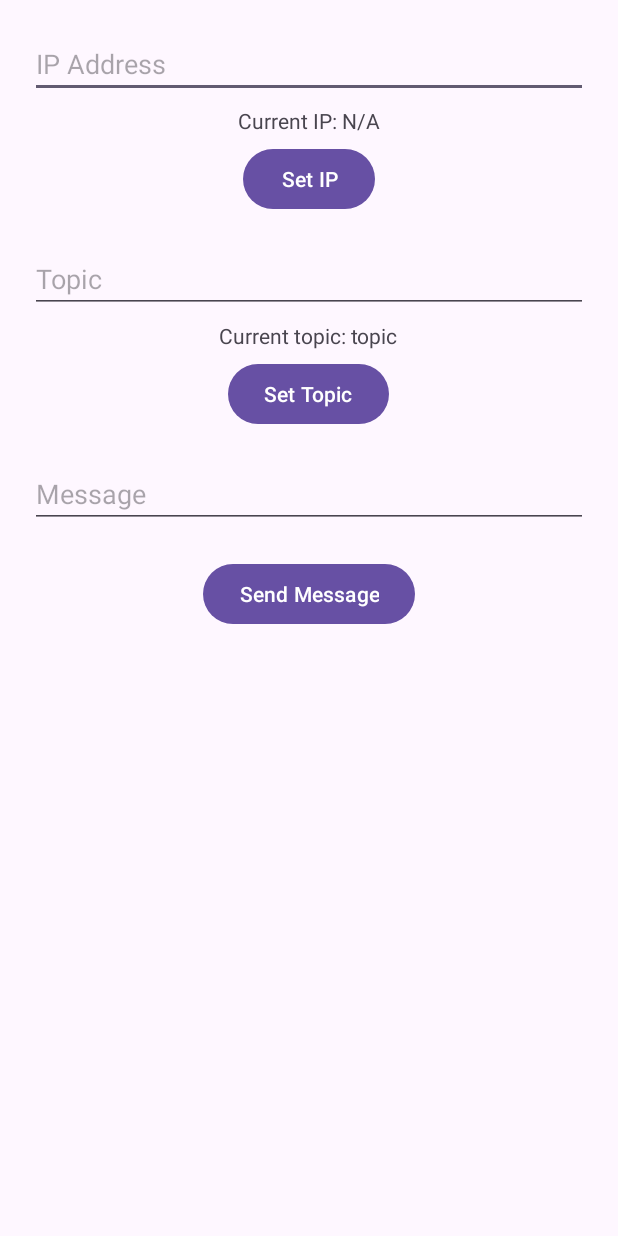
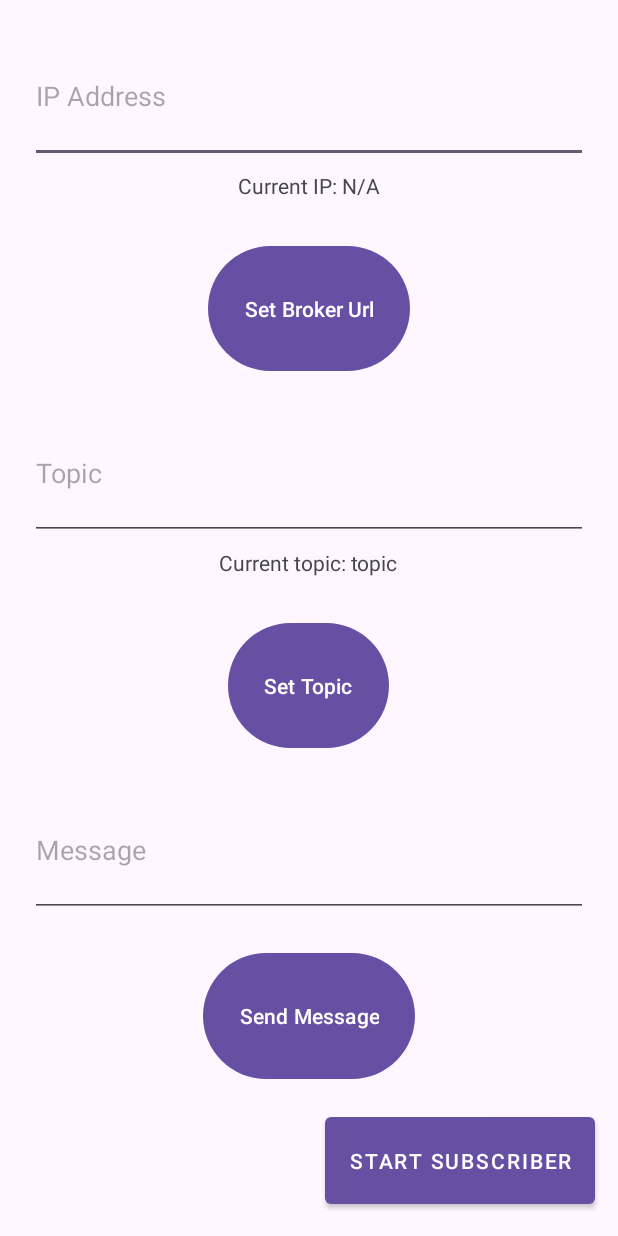
Before and after one commit to Jason-Zukiewicz/ros2AndroidApp, an Android app: the screen it shows after launch (MainActivity), on a phone screen of 412 x 824 dp. Run offline under Robolectric (Android 15) with nearby library versions, the phone set to English and light mode, and no system bars; libraries missing offline, so code that uses them is left out: org.eclipse.paho.

```diff
--- a/app/src/main/java/com/example/myapplication/MainActivity.java
+++ b/app/src/main/java/com/example/myapplication/MainActivity.java
@@ -1,6 +1,7 @@
 package com.example.myapplication;
 
 import androidx.appcompat.app.AppCompatActivity;
+import androidx.appcompat.widget.Toolbar;
 
 import android.os.Bundle;
 import android.view.View;
@@ -36,6 +37,7 @@ public class MainActivity extends AppCompatActivity {
     protected void onCreate(Bundle savedInstanceState) {
         super.onCreate(savedInstanceState);
         setContentView(R.layout.activity_main);
+
 
         setIpButton = findViewById(R.id.ip_button);
         setTopicButton = findViewById(R.id.topic_button);
--- a/app/src/main/res/layout/activity_main.xml
+++ b/app/src/main/res/layout/activity_main.xml
@@ -7,13 +7,18 @@
     android:orientation="vertical"
     tools:context=".MainActivity">
 
+    <com.google.android.material.appbar.AppBarLayout
+        android:layout_width="0dp"
+        android:layout_height="wrap_content" />
+
     <EditText
         android:layout_width="match_parent"
         android:layout_height="wrap_content"
         android:id="@+id/ip_edittext"
         android:layout_marginHorizontal="20dp"
         android:layout_marginTop="20dp"
-        android:hint="@string/ip_address"/>
+        android:hint="@string/ip_address"
+        android:layout_weight="2"/>
 
     <TextView
         android:id="@+id/ip_textview"
@@ -21,14 +26,16 @@
         android:layout_height="wrap_content"
         android:layout_gravity="center_horizontal"
         android:layout_margin="5dp"
-        android:hint="Current IP: "/>
+        android:hint="Current IP: "
+        android:layout_weight="1"/>
 
     <Button
         android:layout_width="wrap_content"
         android:layout_height="wrap_content"
         android:id="@+id/ip_button"
         android:layout_gravity="center_horizontal"
-        android:text="Set IP" />
+        android:text="Set Broker Url"
+        android:layout_weight="2"/>
 
     <EditText
         android:layout_width="match_parent"
@@ -37,7 +44,8 @@
         android:layout_gravity="center_horizontal"
         android:layout_marginHorizontal="20dp"
         android:layout_marginTop="20dp"
-        android:hint="Topic" />
+        android:hint="Topic"
+        android:layout_weight="2"/>
 
     <TextView
         android:layout_width="wrap_content"
@@ -45,14 +53,16 @@
         android:id="@+id/topic_textview"
         android:layout_gravity="center_horizontal"
         android:hint="Current topic: "
-        android:layout_margin="5dp" />
+        android:layout_margin="5dp"
+        android:layout_weight="1"/>
 
     <Button
         android:layout_width="wrap_content"
         android:layout_height="wrap_content"
         android:id="@+id/topic_button"
         android:layout_gravity="center_horizontal"
-        android:text="Set Topic" />
+        android:text="Set Topic"
+        android:layout_weight="2"/>
 
     <EditText
         android:layout_width="match_parent"
@@ -61,7 +71,8 @@
         android:layout_gravity="center_horizontal"
         android:layout_marginHorizontal="20dp"
         android:layout_marginTop="20dp"
-        android:hint="Message" />
+        android:hint="Message"
+        android:layout_weight="2"/>
 
     <Button
         android:id="@+id/message_button"
@@ -69,6 +80,18 @@
         android:layout_height="wrap_content"
         android:text="Send Message"
         android:layout_gravity="center_horizontal"
-        android:layout_marginTop="20dp"/>
+        android:layout_marginTop="20dp"
+        android:layout_weight="2"/>
+
+    <Button
+        android:id="@+id/start_sub_button"
+        style="@style/Widget.MaterialComponents.Button"
+        android:layout_width="wrap_content"
+        android:layout_height="wrap_content"
+        android:layout_gravity="right"
+        android:layout_margin="15dp"
+        android:layout_weight="1"
+        android:text="Start Subscriber" />
+
 
 </LinearLayout>
```
